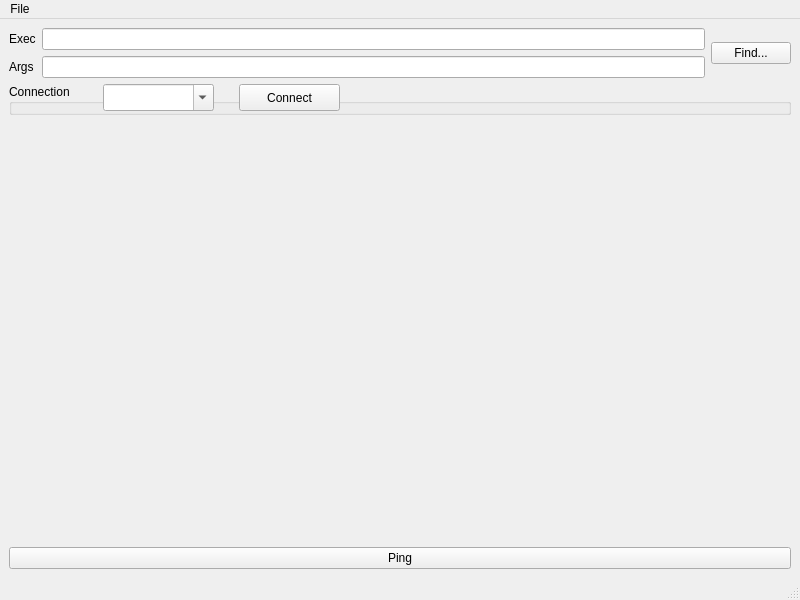
Qt form proclauncher.ui (vivainio/Cardinal) before a commit.
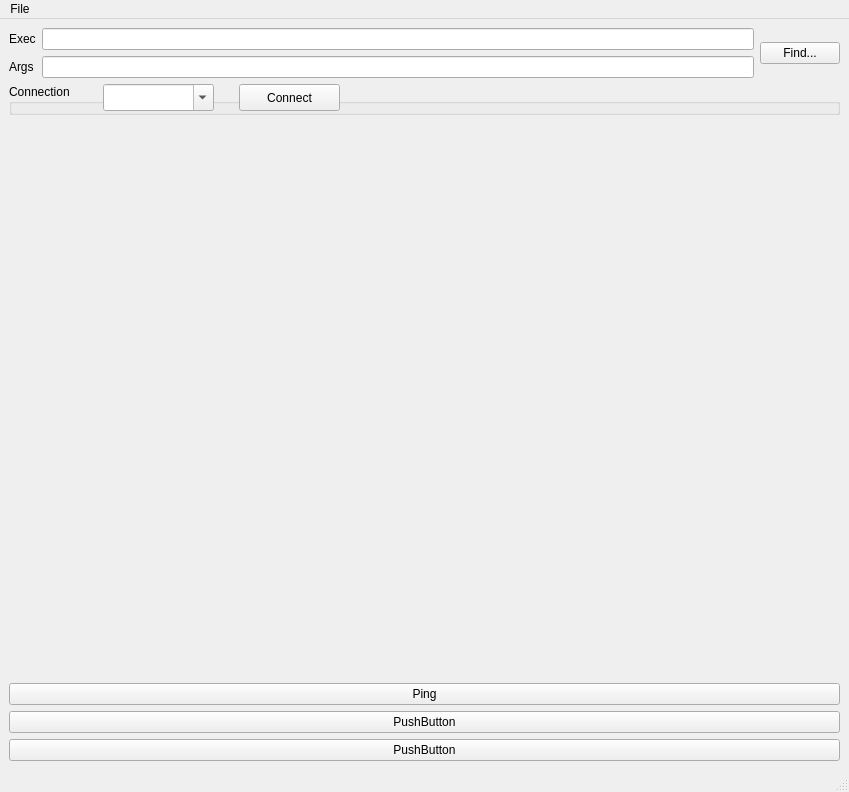
The same form after that commit.

Diff of the .ui file:
```diff
--- a/proclauncher.ui
+++ b/proclauncher.ui
@@ -6,8 +6,8 @@
    <rect>
     <x>0</x>
     <y>0</y>
-    <width>800</width>
-    <height>600</height>
+    <width>849</width>
+    <height>792</height>
    </rect>
   </property>
   <property name="windowTitle">
@@ -119,6 +119,24 @@
       </item>
      </layout>
     </item>
+    <item>
+     <layout class="QGridLayout" name="deviceOpLayout">
+      <item row="1" column="0">
+       <widget class="QPushButton" name="pushButton">
+        <property name="text">
+         <string>PushButton</string>
+        </property>
+       </widget>
+      </item>
+      <item row="0" column="0">
+       <widget class="QPushButton" name="pushButton_2">
+        <property name="text">
+         <string>PushButton</string>
+        </property>
+       </widget>
+      </item>
+     </layout>
+    </item>
    </layout>
   </widget>
   <widget class="QMenuBar" name="menubar">
@@ -126,7 +144,7 @@
     <rect>
      <x>0</x>
      <y>0</y>
-     <width>800</width>
+     <width>849</width>
      <height>25</height>
     </rect>
    </property>
```
